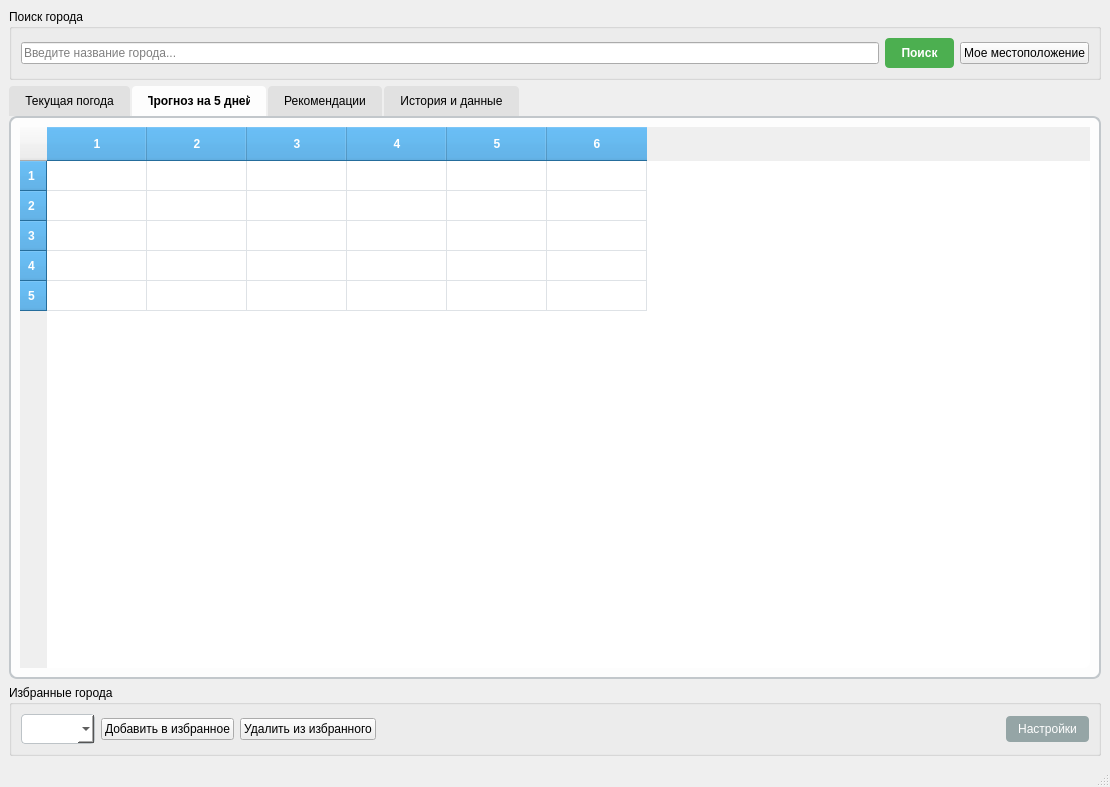
The window that main_window.ui (lydishka/WeatherMonitor) describes before a commit, drawn with Qt 5.
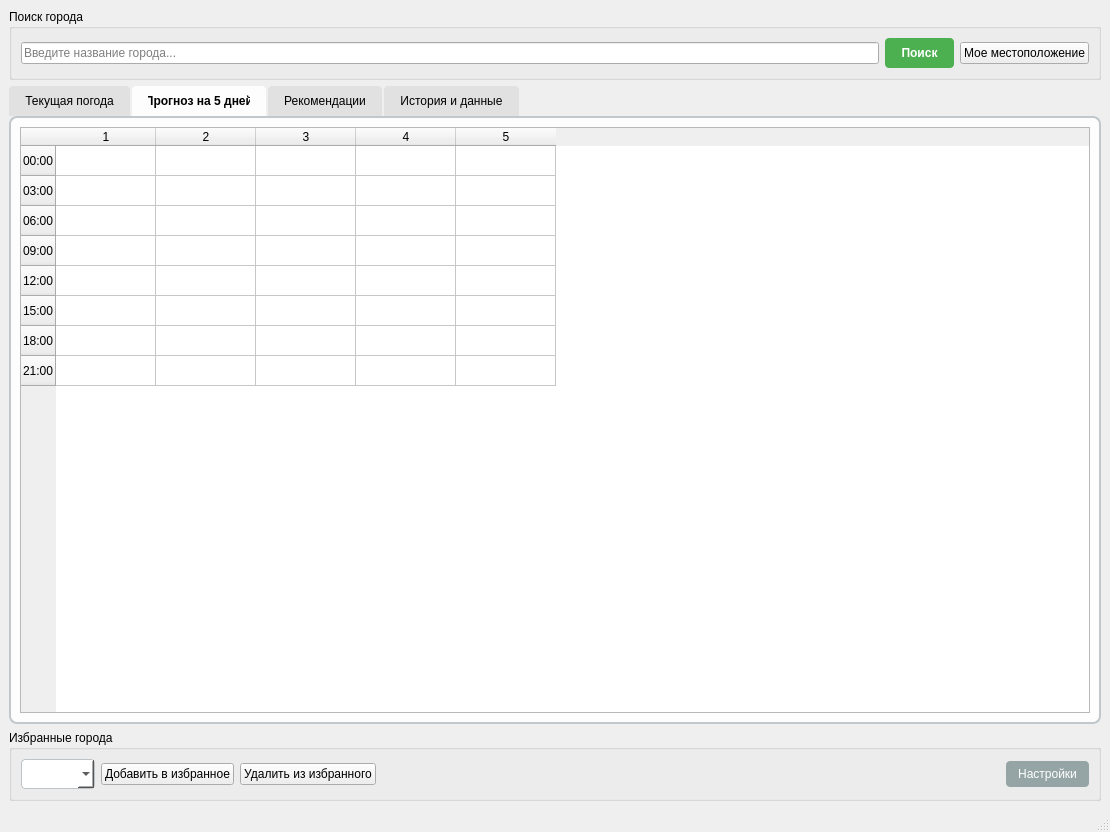
The same window after the commit. The open tabs and pages were chosen to show the change.

Patch:
```diff
--- a/main_window.ui
+++ b/main_window.ui
@@ -7,7 +7,7 @@
     <x>0</x>
     <y>0</y>
     <width>1110</width>
-    <height>787</height>
+    <height>832</height>
    </rect>
   </property>
   <property name="minimumSize">
@@ -234,36 +234,73 @@
         <item>
          <widget class="QTableWidget" name="forecastTable">
           <property name="styleSheet">
-           <string notr="true">QTableWidget {
-    background-color: rgba(255,255,255,0.95);
-    alternate-background-color: #F8F9FA;
-    gridline-color: #DEE2E6;
-    border-radius: 6px;
-}
-QHeaderView::section {
-    background-color: #3498DB;
-    color: white;
-    padding: 8px;
-    font-weight: bold;
-}</string>
+           <string notr="true">QTabWidget::pane {\n    border: 2px solid #C2C7CB;\n    background-color: rgba(255,255,255,0.9);\n    border-radius: 8px;\n}\nQTabBar::tab {\n    background-color: #E1E1E1;\n    padding: 8px 16px;\n    margin-right: 2px;\n    border-top-left-radius: 4px;\n    border-top-right-radius: 4px;\n}\nQTabBar::tab:selected {\n    background-color: rgba(255,255,255,0.9);\n    font-weight: bold;\n}</string>
           </property>
-          <property name="rowCount">
-           <number>5</number>
-          </property>
-          <property name="columnCount">
-           <number>6</number>
-          </property>
-          <row/>
-          <row/>
-          <row/>
-          <row/>
-          <row/>
-          <column/>
-          <column/>
-          <column/>
-          <column/>
-          <column/>
-          <column/>
+          <row>
+           <property name="text">
+            <string>00:00</string>
+           </property>
+          </row>
+          <row>
+           <property name="text">
+            <string>03:00</string>
+           </property>
+          </row>
+          <row>
+           <property name="text">
+            <string>06:00</string>
+           </property>
+          </row>
+          <row>
+           <property name="text">
+            <string>09:00</string>
+           </property>
+          </row>
+          <row>
+           <property name="text">
+            <string>12:00</string>
+           </property>
+          </row>
+          <row>
+           <property name="text">
+            <string>15:00</string>
+           </property>
+          </row>
+          <row>
+           <property name="text">
+            <string>18:00</string>
+           </property>
+          </row>
+          <row>
+           <property name="text">
+            <string>21:00</string>
+           </property>
+          </row>
+          <column>
+           <property name="text">
+            <string>1</string>
+           </property>
+          </column>
+          <column>
+           <property name="text">
+            <string>2</string>
+           </property>
+          </column>
+          <column>
+           <property name="text">
+            <string>3</string>
+           </property>
+          </column>
+          <column>
+           <property name="text">
+            <string>4</string>
+           </property>
+          </column>
+          <column>
+           <property name="text">
+            <string>5</string>
+           </property>
+          </column>
          </widget>
         </item>
        </layout>
```
Left out of the diff: 4 changed lines with no effect on the pictures.
